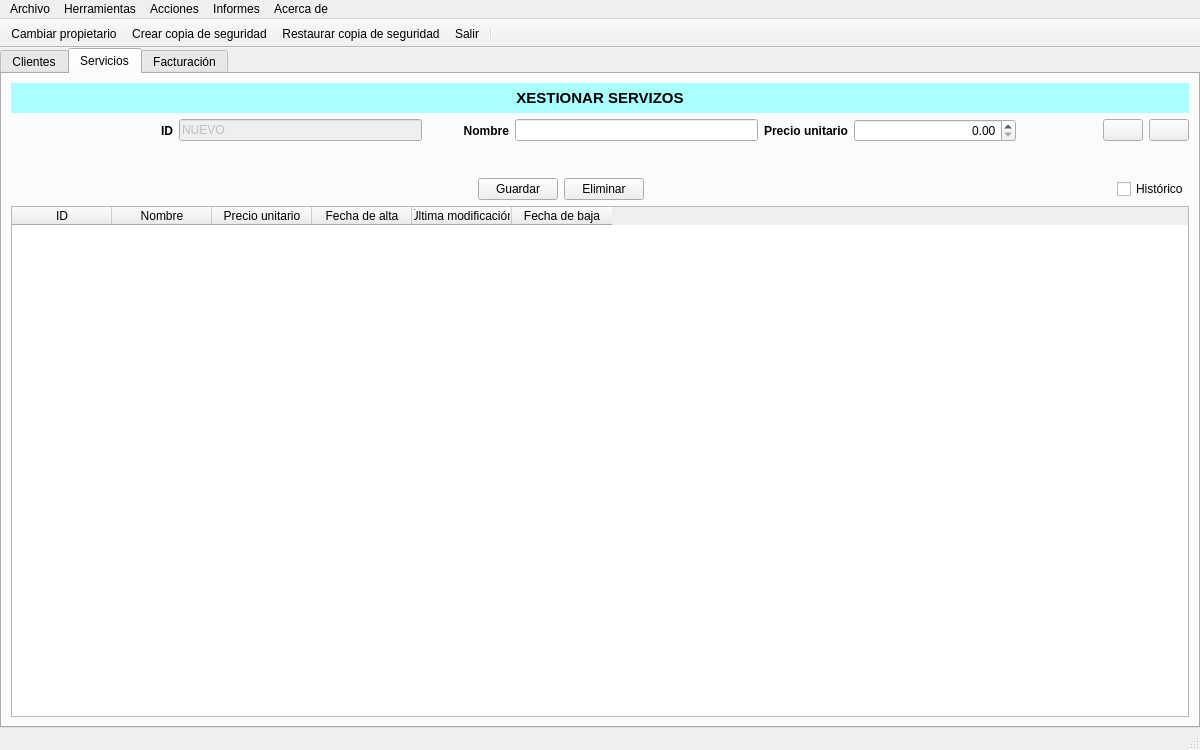
The window that ui/ventMain.ui (arielcostas/dam-di-costasguerrero) describes before a commit, drawn with Qt 5.
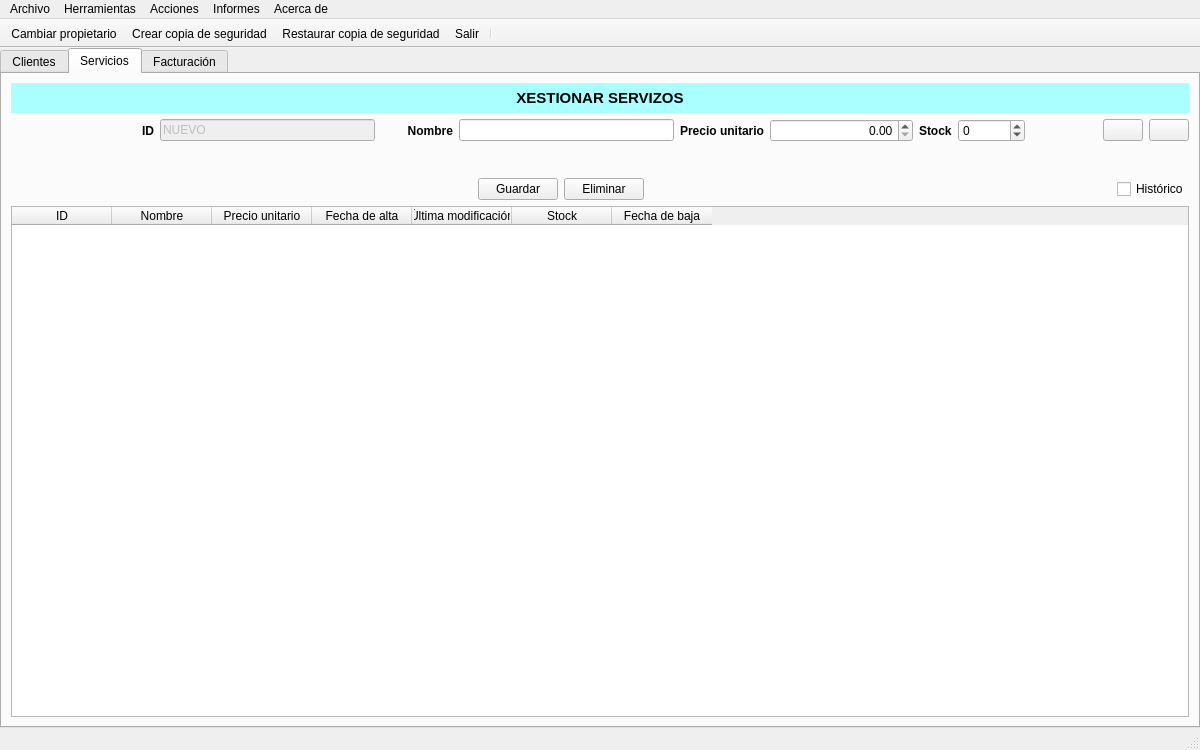
The same window after the commit. The open tabs and pages were chosen to show the change. Icons and pictures are not drawn.

Commit message: EXAMEN: Stock

Diff of the .ui file:
```diff
--- a/ui/ventMain.ui
+++ b/ui/ventMain.ui
@@ -1031,7 +1031,7 @@
          </widget>
         </item>
         <item>
-         <layout class="QHBoxLayout" name="horizontalLayout" stretch="1,1,3,1,3,1,2,1,0,0">
+         <layout class="QHBoxLayout" name="horizontalLayout" stretch="1,1,3,1,3,1,2,0,0,1,0,0">
           <item>
            <spacer name="horizontalSpacer_13">
             <property name="orientation">
@@ -1119,6 +1119,28 @@
             </property>
            </widget>
           </item>
+          <item>
+           <widget class="QLabel" name="label_7">
+            <property name="font">
+             <font>
+              <bold>true</bold>
+             </font>
+            </property>
+            <property name="text">
+             <string>Stock</string>
+            </property>
+           </widget>
+          </item>
+          <item>
+           <widget class="QSpinBox" name="textStockServicio">
+            <property name="minimum">
+             <number>-1</number>
+            </property>
+            <property name="maximum">
+             <number>1000000</number>
+            </property>
+           </widget>
+          </item>
           <item>
            <spacer name="horizontalSpacer_14">
             <property name="orientation">
@@ -1258,6 +1280,11 @@
             <string>Última modificación</string>
            </property>
           </column>
+          <column>
+           <property name="text">
+            <string>Stock</string>
+           </property>
+          </column>
           <column>
            <property name="text">
             <string>Fecha de baja</string>
```
Left out of the diff: 4 changed lines with no effect on the pictures. The commit also changes 6 other files.
